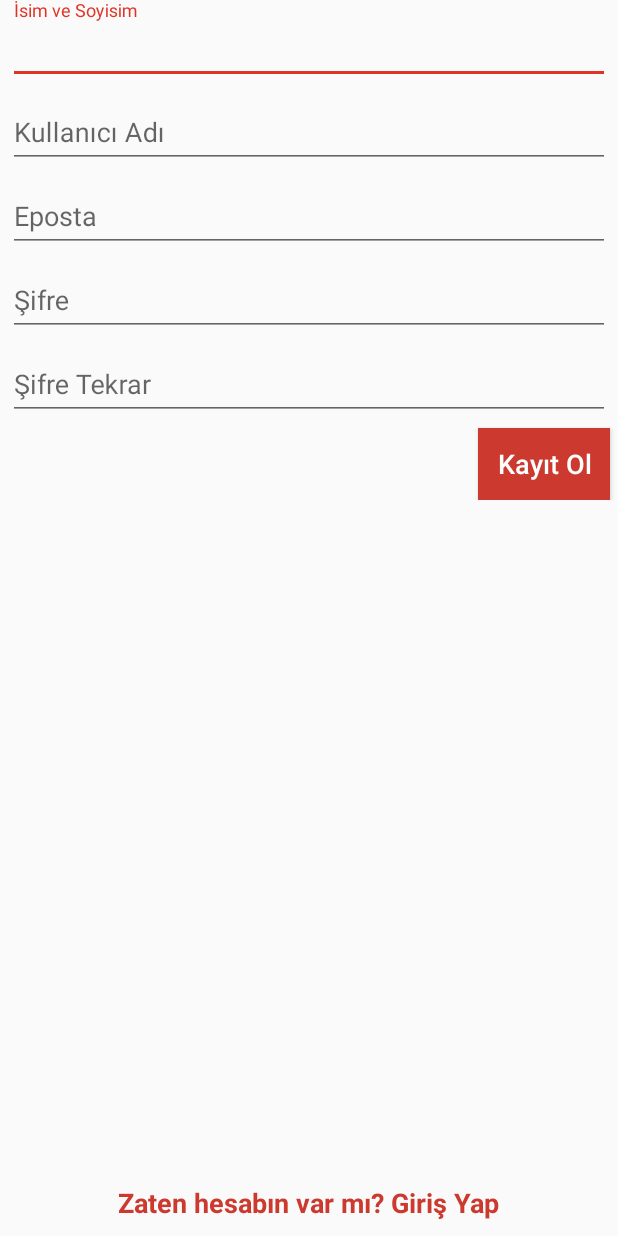
After one commit to SergenKoca/funmate, an Android app: the RegisterActivity screen opened directly, with no data from a screen before it, on a phone screen of 412 x 824 dp. The commit adds this screen. Run offline under Robolectric (Android 15) with nearby library versions, the phone set to English and light mode, and no system bars.

Commit message:
regeister activity

```diff
--- a/app/src/main/AndroidManifest.xml
+++ b/app/src/main/AndroidManifest.xml
@@ -9,7 +9,8 @@
         android:roundIcon="@mipmap/ic_launcher_round"
         android:supportsRtl="true"
         android:theme="@style/AppTheme">
-        <activity android:name=".LoginActivity"></activity>
+        <activity android:name=".RegisterActivity"></activity>
+        <activity android:name=".LoginActivity" />
         <activity android:name=".SplashActivity">
             <intent-filter>
                 <action android:name="android.intent.action.MAIN" />
--- a/app/src/main/java/com/sergenkoca/funmate/LoginActivity.java
+++ b/app/src/main/java/com/sergenkoca/funmate/LoginActivity.java
@@ -2,6 +2,7 @@ package com.sergenkoca.funmate;
 
 import androidx.appcompat.app.AppCompatActivity;
 
+import android.content.Intent;
 import android.os.Bundle;
 import android.view.View;
 import android.widget.Button;
@@ -40,6 +41,13 @@ public class LoginActivity extends AppCompatActivity {
                 }
             }
         });
+        register.setOnClickListener(new View.OnClickListener() {
+            @Override
+            public void onClick(View v) {
+                Intent intent = new Intent(LoginActivity.this,RegisterActivity.class);
+                startActivity(intent);
+            }
+        });
     }
 
     private boolean validateInputs(){
--- /dev/null
+++ b/app/src/main/java/com/sergenkoca/funmate/RegisterActivity.java
@@ -0,0 +1,104 @@
+package com.sergenkoca.funmate;
+
+import androidx.appcompat.app.AppCompatActivity;
+
+import android.os.Bundle;
+import android.view.View;
+import android.widget.Button;
+import android.widget.TextView;
+
+import com.google.android.material.textfield.TextInputEditText;
+
+public class RegisterActivity extends AppCompatActivity {
+
+    TextInputEditText flname,username,email,password,passwordAgain;
+    Button register;
+    TextView login;
+
+    @Override
+    protected void onCreate(Bundle savedInstanceState) {
+        super.onCreate(savedInstanceState);
+        setContentView(R.layout.activity_register);
+    }
+
+    @Override
+    protected void onStart() {
+        super.onStart();
+
+        init();
+        setListener();
+    }
+
+    private void init(){
+        flname = findViewById(R.id.register_ac_flnametxt);
+        username = findViewById(R.id.register_ac_usernametxt);
+        email = findViewById(R.id.register_ac_emailtxt);
+        password = findViewById(R.id.register_ac_passwordtxt);
+        passwordAgain = findViewById(R.id.register_ac_password_againtxt);
+        register = findViewById(R.id.register_ac_registerbtn);
+        login = findViewById(R.id.register_ac_logintxt);
+    }
+
+    private void setListener(){
+        register.setOnClickListener(new View.OnClickListener() {
+            @Override
+            public void onClick(View v) {
+                validateInputs();
+            }
+        });
+
+        login.setOnClickListener(new View.OnClickListener() {
+            @Override
+            public void onClick(View v) {
+                finish();
+            }
+        });
+    }
+
+    private boolean validateInputs(){
+        if(flname.getText() != null && username.getText() != null && email.getText() != null
+        && password.getText() != null && passwordAgain.getText() != null){
+            if(!flname.getText().toString().isEmpty() && !username.getText().toString().isEmpty()
+            && !email.getText().toString().isEmpty() && !password.getText().toString().isEmpty()
+            && !passwordAgain.getText().toString().isEmpty()){
+                return  true;
+            }
+            else{
+                if(flname.getText().toString().isEmpty()){
+                    flname.setError("isim ve soyisim gerekli");
+                }
+                if(username.getText().toString().isEmpty()){
+                    username.setError("kullanıcı adı gerekli");
+                }
+                if(email.getText().toString().isEmpty()){
+                    email.setError("eposta gerekli");
+                }
+                if(password.getText().toString().isEmpty()){
+                    password.setError("şifre gerekli");
+                }
+                if(passwordAgain.getText().toString().isEmpty()){
+                    passwordAgain.setError("şifre onayı gerekli");
+                }
+                return false;
+            }
+        }
+        else{
+            if(flname.getText() == null){
+                flname.setError("isim ve soyisim gerekli");
+            }
+            if(username.getText() == null){
+                username.setError("kullanıcı adı gerekli");
+            }
+            if(email.getText() == null){
+                email.setError("eposta gerekli");
+            }
+            if(password.getText() == null){
+                password.setError("şifre gerekli");
+            }
+            if(passwordAgain.getText() == null){
+                passwordAgain.setError("şifre onayı gerekli");
+            }
+            return false;
+        }
+    }
+}
--- a/app/src/main/res/layout/activity_login.xml
+++ b/app/src/main/res/layout/activity_login.xml
@@ -22,7 +22,7 @@
                 android:id="@+id/login_ac_emailtxt"
                 android:layout_width="match_parent"
                 android:layout_height="wrap_content"
-                android:hint="email" />
+                android:hint="@string/email" />
         </com.google.android.material.textfield.TextInputLayout>
 
         <com.google.android.material.textfield.TextInputLayout
@@ -35,7 +35,7 @@
                 android:id="@+id/login_ac_passwordtxt"
                 android:layout_width="match_parent"
                 android:layout_height="wrap_content"
-                android:hint="password" />
+                android:hint="@string/password" />
         </com.google.android.material.textfield.TextInputLayout>
 
 
@@ -43,7 +43,7 @@
             android:id="@+id/login_ac_loginbtn"
             android:layout_width="wrap_content"
             android:layout_height="wrap_content"
-            android:text="Giriş Yap"
+            android:text="@string/login"
             android:backgroundTint="@color/colorPrimary"
             android:textColor="#fff"
             android:background="#fff"
@@ -62,7 +62,7 @@
         android:layout_height="wrap_content"
         android:layout_alignParentBottom="true"
         android:layout_centerInParent="true"
-        android:text="Hesabın yok mu? Kayıt Ol"
+        android:text="@string/not_yet_account"
         android:layout_marginBottom="10dp"
         android:textStyle="bold"
         android:textSize="18sp"
--- /dev/null
+++ b/app/src/main/res/layout/activity_register.xml
@@ -0,0 +1,112 @@
+<?xml version="1.0" encoding="utf-8"?>
+<RelativeLayout xmlns:android="http://schemas.android.com/apk/res/android"
+    xmlns:app="http://schemas.android.com/apk/res-auto"
+    xmlns:tools="http://schemas.android.com/tools"
+    android:layout_width="match_parent"
+    android:layout_height="match_parent"
+    tools:context=".RegisterActivity">
+
+    <ScrollView
+        android:layout_width="match_parent"
+        android:layout_height="match_parent">
+
+        <LinearLayout
+            android:layout_width="match_parent"
+            android:layout_height="wrap_content"
+            android:orientation="vertical" >
+
+            <com.google.android.material.textfield.TextInputLayout
+                android:layout_width="match_parent"
+                android:layout_height="wrap_content"
+                android:layout_marginEnd="5dp"
+                android:layout_marginStart="5dp">
+
+                <com.google.android.material.textfield.TextInputEditText
+                    android:id="@+id/register_ac_flnametxt"
+                    android:layout_width="match_parent"
+                    android:layout_height="wrap_content"
+                    android:hint="@string/flname" />
+            </com.google.android.material.textfield.TextInputLayout>
+
+            <com.google.android.material.textfield.TextInputLayout
+                android:layout_width="match_parent"
+                android:layout_height="wrap_content"
+                android:layout_marginEnd="5dp"
+                android:layout_marginStart="5dp">
+
+                <com.google.android.material.textfield.TextInputEditText
+                    android:id="@+id/register_ac_usernametxt"
+                    android:layout_width="match_parent"
+                    android:layout_height="wrap_content"
+                    android:hint="@string/username" />
+            </com.google.android.material.textfield.TextInputLayout>
+
+            <com.google.android.material.textfield.TextInputLayout
+                android:layout_width="match_parent"
+                android:layout_height="wrap_content"
+                android:layout_marginEnd="5dp"
+                android:layout_marginStart="5dp">
+
+                <com.google.android.material.textfield.TextInputEditText
+                    android:id="@+id/register_ac_emailtxt"
+                    android:layout_width="match_parent"
+                    android:layout_height="wrap_content"
+                    android:hint="@string/email" />
+            </com.google.android.material.textfield.TextInputLayout>
+
+            <com.google.android.material.textfield.TextInputLayout
+                android:layout_width="match_parent"
+                android:layout_height="wrap_content"
+                android:layout_marginEnd="5dp"
+                android:layout_marginStart="5dp">
+
+                <com.google.android.material.textfield.TextInputEditText
+                    android:id="@+id/register_ac_passwordtxt"
+                    android:layout_width="match_parent"
+                    android:layout_height="wrap_content"
+                    android:hint="@string/password" />
+            </com.google.android.material.textfield.TextInputLayout>
+
+            <com.google.android.material.textfield.TextInputLayout
+                android:layout_width="match_parent"
+                android:layout_height="wrap_content"
+                android:layout_marginEnd="5dp"
+                android:layout_marginStart="5dp">
+
+                <com.google.android.material.textfield.TextInputEditText
+                    android:id="@+id/register_ac_password_againtxt"
+                    android:layout_width="match_parent"
+                    android:layout_height="wrap_content"
+                    android:hint="@string/password_again" />
+            </com.google.android.material.textfield.TextInputLayout>
+
+            <Button
+                android:id="@+id/register_ac_registerbtn"
+                android:layout_width="wrap_content"
+                android:layout_height="wrap_content"
+                android:text="@string/register"
+                android:backgroundTint="@color/colorPrimary"
+                android:textColor="#fff"
+                android:background="#fff"
+                android:textSize="18sp"
+                android:textAllCaps="false"
+                android:defaultFocusHighlightEnabled="true"
+                android:layout_marginTop="5dp"
+                android:layout_gravity="end"
+                android:layout_marginEnd="5dp"></Button>
+
+        </LinearLayout>
+    </ScrollView>
+
+    <TextView
+        android:id="@+id/register_ac_logintxt"
+        android:layout_width="wrap_content"
+        android:layout_height="wrap_content"
+        android:layout_alignParentBottom="true"
+        android:layout_centerInParent="true"
+        android:text="@string/already_account"
+        android:layout_marginBottom="10dp"
+        android:textStyle="bold"
+        android:textSize="18sp"
+        android:textColor="@color/colorPrimary"></TextView>
+</RelativeLayout>
--- a/app/src/main/res/values/strings.xml
+++ b/app/src/main/res/values/strings.xml
@@ -10,4 +10,11 @@
     <string name="login">Giriş Yap</string>
     <string name="not_yet_account">Hesabın yok mu? Kayıt Ol</string>
 
+    <!--register activity-->
+    <string name="flname">İsim ve Soyisim</string>
+    <string name="username">Kullanıcı Adı</string>
+    <string name="password_again">Şifre Tekrar</string>
+    <string name="already_account">Zaten hesabın var mı? Giriş Yap</string>
+    <string name="register">Kayıt Ol</string>
+
 </resources>
```
Also changed, not shown: 1 other file.
